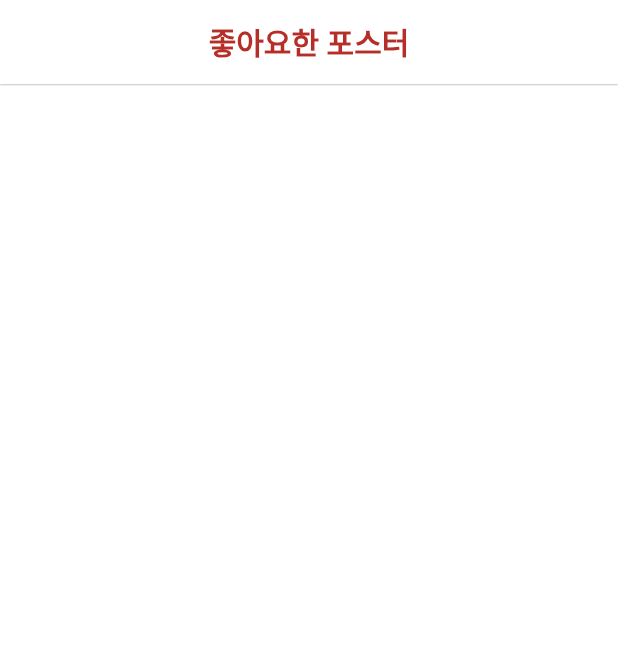
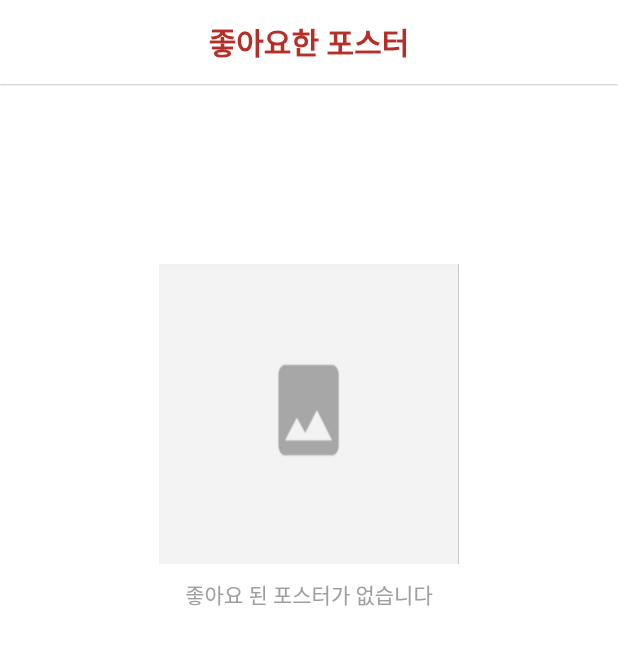
Before and after one commit to thinkcsww/camposter, a Flutter app: the LikePage screen opened directly, on a phone screen of 412 x 824 dp. Shown: the top 645 px of the screen. Run offline on Flutter 3.47's test engine with Material 2 defaults, Android fonts, the light colour scheme and no system bars; our stand-ins replace badges, cloud_firestore, firebase_auth, firebase_storage, flutter_spinkit, fluttertoast and 3 more; missing offline and left inert: autocomplete_textfield, flutter_calendar, flutter_picker; accounts and stored records are empty.

Commit message:
add 수정

```diff
--- a/lib/like.dart
+++ b/lib/like.dart
@@ -8,8 +8,7 @@ import 'detail.dart';
 
 class LikePage extends StatefulWidget {
   @override
-  _LikePageState createState() =>
-      _LikePageState();
+  _LikePageState createState() => _LikePageState();
 }
 
 class _LikePageState extends State<LikePage> {
@@ -31,7 +30,6 @@ class _LikePageState extends State<LikePage> {
 
   Widget _buildAppBar(BuildContext context) {
     return AppBar(
-
       elevation: 0.4,
       backgroundColor: Colors.white,
       title: Text(
@@ -64,12 +62,14 @@ class _LikePageState extends State<LikePage> {
             .snapshots(),
         builder: (context, snapshot) {
           if (!snapshot.hasData) return LinearProgressIndicator();
-
+          if (snapshot.data.documents.length == 0) return emptyLikeList;
           return _buildGridList(context, snapshot.data.documents);
         },
       ),
     );
   }
+
+
 
   Widget _buildGridList(BuildContext context, List<DocumentSnapshot> snapshot) {
     return GridView.count(
@@ -81,21 +81,21 @@ class _LikePageState extends State<LikePage> {
   }
 
   Widget _buildGridItem(BuildContext context, DocumentSnapshot data) {
-
     Poster poster = Poster.forDetailPoster(data);
     return GestureDetector(
-      onTap: (){
+      onTap: () {
         Navigator.push(
           context,
           MaterialPageRoute(
             builder: (context) => PosterDetailPage(
-              poster: Poster.forDetailPoster(data),
-            ),
+                  poster: Poster.forDetailPoster(data),
+                ),
           ),
         );
       },
       child: Card(
-        shape: RoundedRectangleBorder(borderRadius: BorderRadius.circular(12.0)),
+        shape:
+            RoundedRectangleBorder(borderRadius: BorderRadius.circular(12.0)),
         child: Column(
           crossAxisAlignment: CrossAxisAlignment.start,
           children: <Widget>[
@@ -104,7 +104,9 @@ class _LikePageState extends State<LikePage> {
               child: Hero(
                 tag: poster.posterName,
                 child: ClipRRect(
-                  borderRadius: BorderRadius.only(topLeft: Radius.circular(12.0), topRight: Radius.circular(12.0)),
+                  borderRadius: BorderRadius.only(
+                      topLeft: Radius.circular(12.0),
+                      topRight: Radius.circular(12.0)),
                   child: Image.network(
                     poster.imageURL,
                     width: 800.0,
@@ -148,22 +150,6 @@ class _LikePageState extends State<LikePage> {
     );
   }
 
-//  Widget _buildFooter(BuildContext context) {
-//    return Container(
-//      height: 75.0,
-//      child: Center(
-//        child: FlatButton(
-//            onPressed: () {},
-//            child: IconButton(
-//              icon: Icon(Icons.border_color),
-//              onPressed: () {
-//                showPickerDialog(context);
-//              },
-//              color: Theme.of(context).primaryColor,
-//            )),
-//      ),
-//    );
-//  }
 
   void _getCurrentUserId(BuildContext context) {
     FirebaseAuth.instance.onAuthStateChanged.listen((user) {
@@ -187,8 +173,36 @@ class _LikePageState extends State<LikePage> {
               fontWeight: FontWeight.bold),
         ),
         onConfirm: (Picker picker, List value) {
-          Navigator.push(context, MaterialPageRoute(builder: (context) => AddPosterPage(category: picker.getSelectedValues()[0])));
+          Navigator.push(
+              context,
+              MaterialPageRoute(
+                  builder: (context) =>
+                      AddPosterPage(category: picker.getSelectedValues()[0])));
           print(picker.getSelectedValues());
         }).showDialog(context);
   }
+
+  var emptyLikeList = Column(
+    mainAxisAlignment: MainAxisAlignment.start,
+    children: <Widget>[
+      Padding(
+        padding: const EdgeInsets.only(top: 120.0),
+        child: Row(
+          mainAxisAlignment: MainAxisAlignment.center,
+          children: <Widget>[
+            Image.asset(
+              'images/posterdefault.png',
+              width: 200.0,
+              height: 200.0,
+              fit: BoxFit.fill,
+            ),
+          ],
+        ),
+      ),
+      SizedBox(
+        height: 10.0,
+      ),
+      Text('좋아요 된 포스터가 없습니다', style: TextStyle(color: Colors.grey),),
+    ],
+  );
 }
```
Also changed, not shown: lib/add_poster.dart (+3 -4 lines), lib/chat_list.dart (+47 -2 lines), lib/detail.dart (+65 -5 lines).
